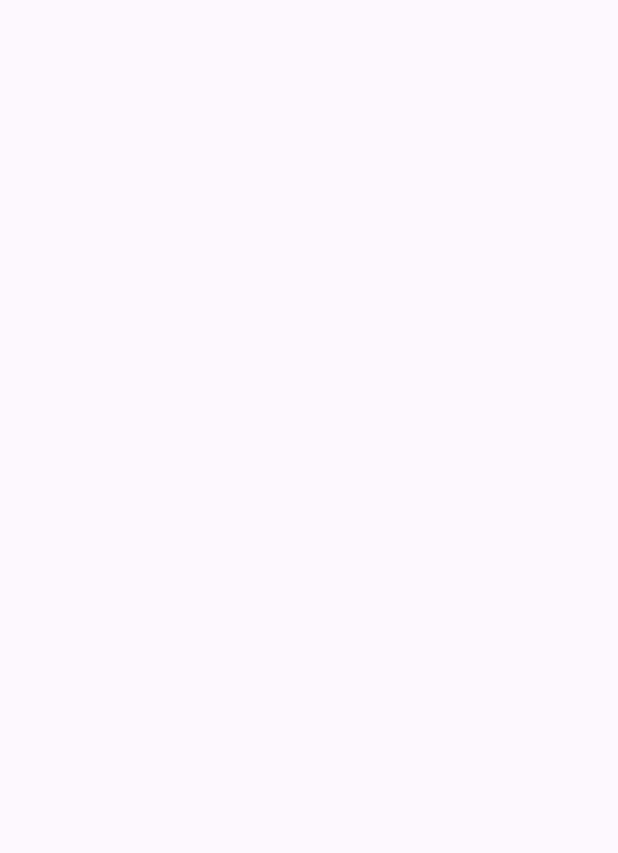
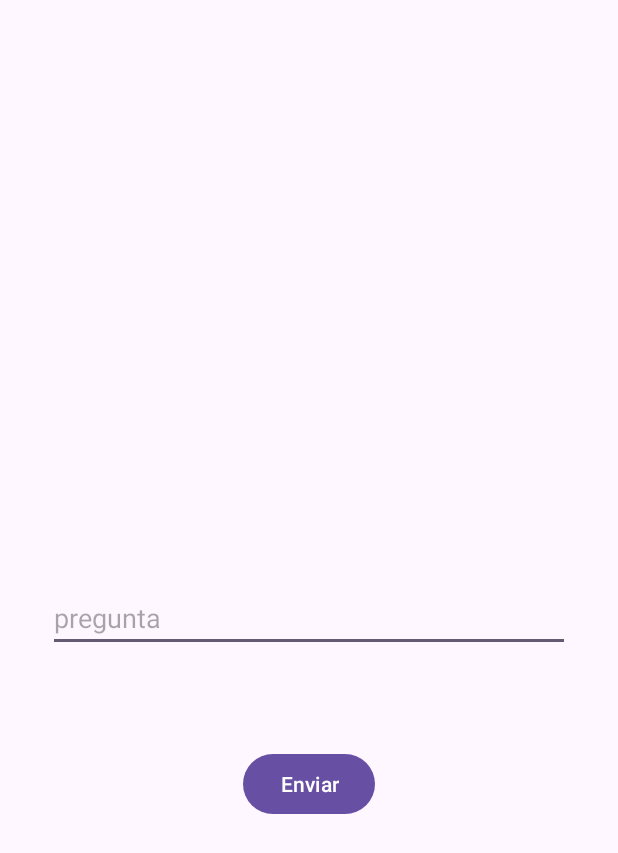
Before and after one commit to PedroBerrueco/APPAI, an Android app: the screen it shows after launch (InitialActivity), on a phone screen of 412 x 824 dp. Before the commit the part shown is empty. Shown: the top 853 px of the screen. Run offline under Robolectric (Android 15) with nearby library versions, the phone set to English and light mode, and no system bars.

Commit message:
segunfo commit

```diff
--- a/app/src/main/AndroidManifest.xml
+++ b/app/src/main/AndroidManifest.xml
@@ -24,7 +24,7 @@
             </intent-filter>
         </activity>
         <activity
-            android:name=".MainActivity"
+            android:name=".ui.recycler.MainActivity"
             android:exported="true">
         </activity>
     </application>
--- a/app/src/main/java/com/pberrueco/apiai/data/network/BaseApi.kt
+++ b/app/src/main/java/com/pberrueco/apiai/data/network/AIApi.kt
@@ -5,7 +5,7 @@ import okhttp3.logging.HttpLoggingInterceptor
 import retrofit2.Retrofit
 import retrofit2.converter.gson.GsonConverterFactory
 
-object BaseApi {
+object AIApi {
     //Parsea los Json a data class
     private val converter = GsonConverterFactory.create()
 
--- a/app/src/main/java/com/pberrueco/apiai/data/network/AIService.kt
+++ b/app/src/main/java/com/pberrueco/apiai/data/network/AIService.kt
@@ -2,14 +2,12 @@ package com.pberrueco.apiai.data.network
 
 import retrofit2.Response
 import retrofit2.http.Body
-import retrofit2.http.Header
 import retrofit2.http.POST
 
 interface AIService {
 
     @POST("questionai")
-    suspend fun askQuestion(
-        @Header("Authorization") userName: String,
+    suspend fun getResponse(
         @Body questionBody: QuestionBody
     ): Response<List<String>>
 }
--- a/app/src/main/java/com/pberrueco/apiai/ui/BaseRVAdapter.kt
+++ b/app/src/main/java/com/pberrueco/apiai/ui/AIAdapter.kt
@@ -7,7 +7,7 @@ import androidx.recyclerview.widget.ListAdapter
 import androidx.recyclerview.widget.RecyclerView
 import com.pberrueco.apiai.databinding.ItemBaseBinding
 
-class BaseRVAdapter(private val iaNames: Array<String>) : ListAdapter<String, BaseRVAdapter.BaseViewHolder>(BaseItemCallback) {
+class AIAdapter(private val iaNames: Array<String>) : ListAdapter<String, AIAdapter.BaseViewHolder>(BaseItemCallback) {
 
     override fun onCreateViewHolder(parent: ViewGroup, viewType: Int): BaseViewHolder {
         val layoutInflater = LayoutInflater.from(parent.context)
--- a/app/src/main/res/layout/activity_initial.xml
+++ b/app/src/main/res/layout/activity_initial.xml
@@ -6,4 +6,27 @@
     android:layout_height="match_parent"
     tools:context=".ui.welcome.InitialActivity">
 
+    <EditText
+        android:id="@+id/et_question"
+        android:layout_width="0dp"
+        android:layout_height="wrap_content"
+        android:layout_marginStart="32dp"
+        android:layout_marginEnd="32dp"
+        android:ems="10"
+        android:hint="@string/hint_question"
+        android:inputType="text"
+        app:layout_constraintBottom_toBottomOf="parent"
+        app:layout_constraintEnd_toEndOf="parent"
+        app:layout_constraintStart_toStartOf="parent"
+        app:layout_constraintTop_toTopOf="parent" />
+
+    <Button
+        android:id="@+id/bt_question"
+        android:layout_width="wrap_content"
+        android:layout_height="wrap_content"
+        android:layout_marginTop="64dp"
+        android:text="@string/btn_question"
+        app:layout_constraintEnd_toEndOf="@+id/et_question"
+        app:layout_constraintStart_toStartOf="@+id/et_question"
+        app:layout_constraintTop_toBottomOf="@+id/et_question" />
 </androidx.constraintlayout.widget.ConstraintLayout>
--- a/app/src/main/res/layout/activity_main.xml
+++ b/app/src/main/res/layout/activity_main.xml
@@ -4,7 +4,7 @@
     xmlns:tools="http://schemas.android.com/tools"
     android:layout_width="match_parent"
     android:layout_height="match_parent"
-    tools:context=".MainActivity">
+    tools:context=".ui.recycler.MainActivity">
 
     <androidx.recyclerview.widget.RecyclerView
         android:id="@+id/rv_nuevabase"
--- a/app/src/main/res/values/strings.xml
+++ b/app/src/main/res/values/strings.xml
@@ -1,4 +1,6 @@
 <resources>
     <string name="app_name">APIAI</string>
     <string name="ratingsbutton">Valoraciones IAs</string>
+    <string name="hint_question">pregunta</string>
+    <string name="btn_question">Enviar</string>
 </resources>
```
Also changed, not shown: app/src/main/java/com/pberrueco/apiai/MainActivity.kt (deleted, +0 -18 lines), app/src/main/java/com/pberrueco/apiai/ui/recycler/MainActivity.kt (added, +50 -0 lines), app/src/main/java/com/pberrueco/apiai/ui/recycler/MainViewModel.kt (added, +49 -0 lines), app/src/main/java/com/pberrueco/apiai/ui/welcome/InitialActivity.kt (+27 -1 lines), app/src/main/java/com/pberrueco/apiai/ui/welcome/InitialViewModel.kt (added, +16 -0 lines).
